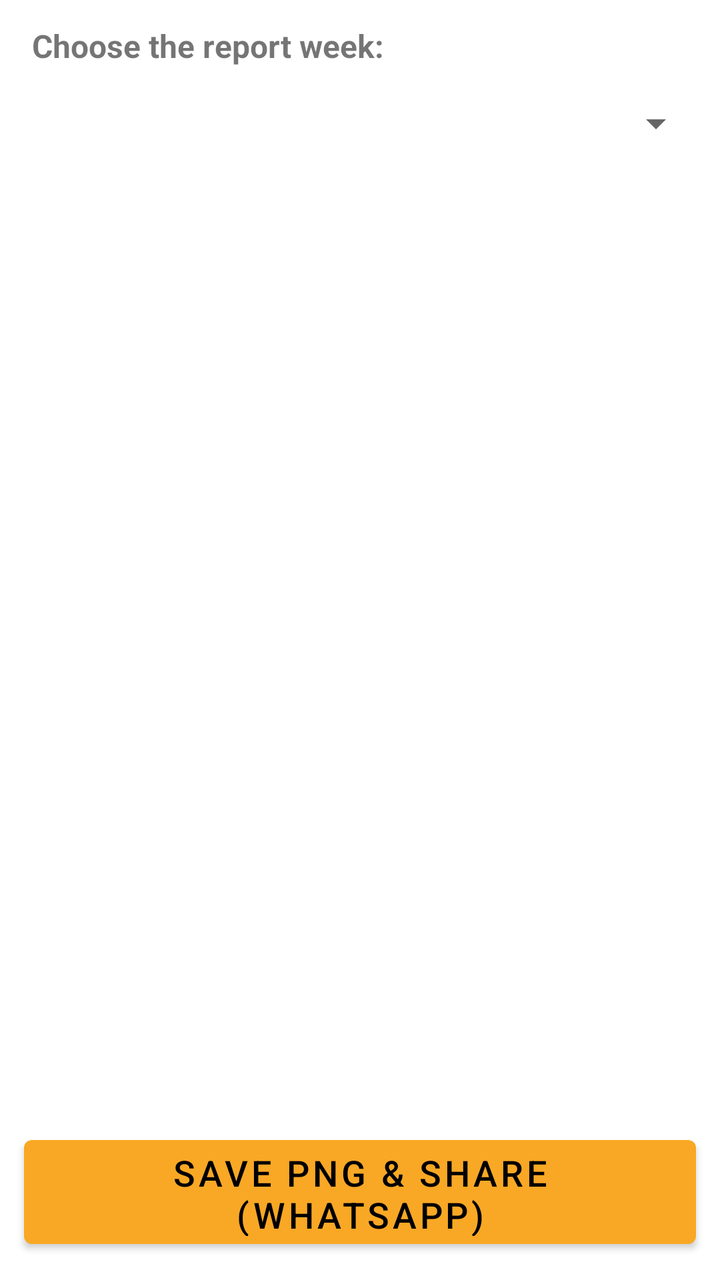
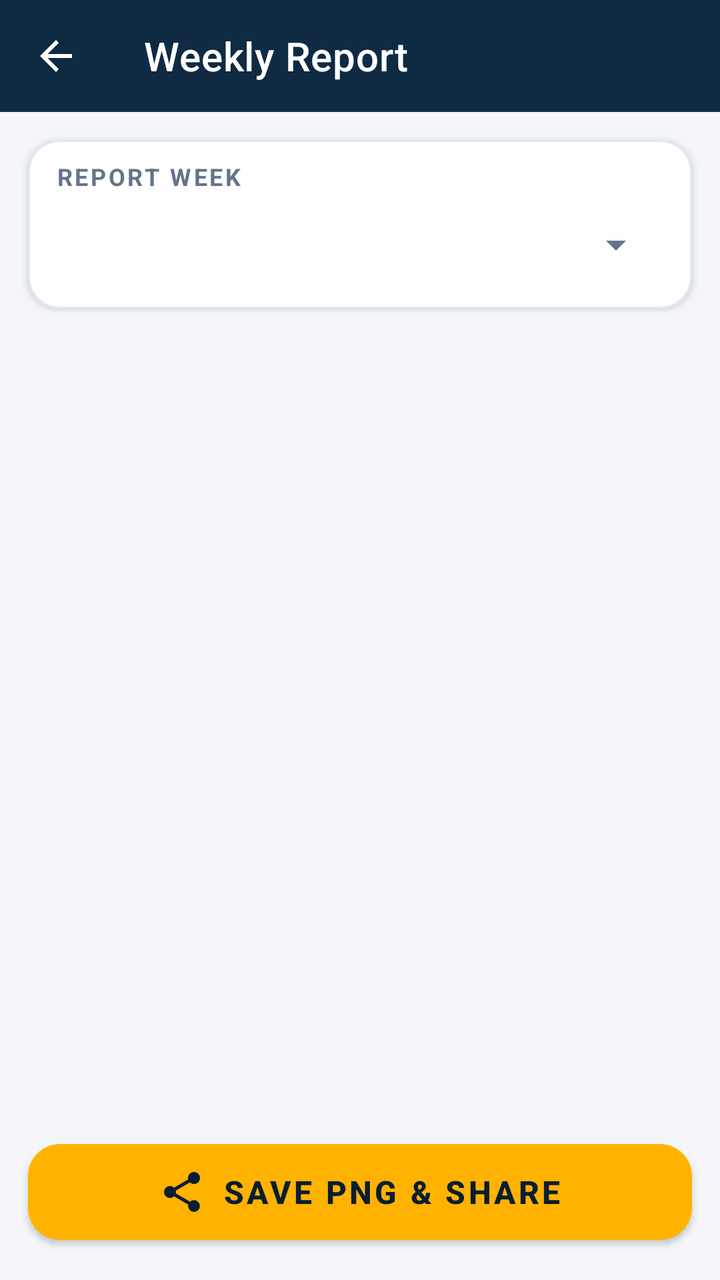

Compare the two renders of this Android layout. The source of the first and the diff that turns it into the second are given below.
<!-- AndroidManifest.xml: application theme Theme.DataEntryLift -->
<!-- res/layout/activity_report.xml -->
<?xml version="1.0" encoding="utf-8"?>
<LinearLayout xmlns:android="http://schemas.android.com/apk/res/android"
    android:layout_width="match_parent"
    android:layout_height="match_parent"
    android:orientation="vertical">

    <TextView
        android:layout_width="match_parent"
        android:layout_height="wrap_content"
        android:paddingStart="16dp"
        android:paddingEnd="16dp"
        android:paddingTop="12dp"
        android:text="@string/choose_period"
        android:textSize="16sp"
        android:textStyle="bold" />

    <Spinner
        android:id="@+id/periodSpinner"
        android:layout_width="match_parent"
        android:layout_height="56dp"
        android:layout_marginStart="8dp"
        android:layout_marginEnd="8dp" />

    <HorizontalScrollView
        android:layout_width="match_parent"
        android:layout_height="0dp"
        android:layout_weight="1">

        <ScrollView
            android:layout_width="wrap_content"
            android:layout_height="match_parent">

            <ImageView
                android:id="@+id/preview"
                android:layout_width="wrap_content"
                android:layout_height="wrap_content"
                android:adjustViewBounds="true"
                android:contentDescription="@string/report_preview"
                android:padding="8dp" />
        </ScrollView>
    </HorizontalScrollView>

    <com.google.android.material.button.MaterialButton
        android:id="@+id/btnShare"
        android:layout_width="match_parent"
        android:layout_height="64dp"
        android:layout_margin="12dp"
        android:text="@string/save_share"
        android:textSize="18sp" />

</LinearLayout>
<!-- resources referenced by this layout -->
<resources>
  <string name="choose_period">Choose the report week:</string>
  <string name="report_preview">Report preview</string>
  <string name="save_share">Save PNG &amp; Share (WhatsApp)</string>
  <style name="Theme.DataEntryLift" parent="Theme.MaterialComponents.Light.DarkActionBar">
          <item name="colorPrimary">@color/primary</item>
          <item name="colorPrimaryVariant">@color/primaryDark</item>
          <item name="colorOnPrimary">@android:color/black</item>
          <item name="colorSecondary">@color/secondary</item>
      </style>
  <color name="primary">#F9A825</color>
  <color name="primaryDark">#F57F17</color>
  <color name="secondary">#37474F</color>
</resources>

<!-- the commit's change to res/layout/activity_report.xml (unified diff, before → after) -->
@@ -1,51 +1,97 @@
 <?xml version="1.0" encoding="utf-8"?>
 <LinearLayout xmlns:android="http://schemas.android.com/apk/res/android"
+    xmlns:app="http://schemas.android.com/apk/res-auto"
     android:layout_width="match_parent"
     android:layout_height="match_parent"
+    android:background="@color/bg"
     android:orientation="vertical">
 
-    <TextView
+    <com.google.android.material.appbar.MaterialToolbar
+        android:id="@+id/toolbar"
+        android:layout_width="match_parent"
+        android:layout_height="?attr/actionBarSize"
+        android:background="@color/navy"
+        app:navigationIcon="@drawable/ic_back"
+        app:title="@string/title_report"
+        app:titleTextColor="@android:color/white" />
+
+    <com.google.android.material.card.MaterialCardView
         android:layout_width="match_parent"
         android:layout_height="wrap_content"
-        android:paddingStart="16dp"
-        android:paddingEnd="16dp"
-        android:paddingTop="12dp"
-        android:text="@string/choose_period"
-        android:textSize="16sp"
-        android:textStyle="bold" />
+        android:layout_margin="14dp"
+        app:cardBackgroundColor="@color/card"
+        app:cardCornerRadius="16dp"
+        app:cardElevation="2dp"
+        app:contentPaddingLeft="14dp"
+        app:contentPaddingRight="14dp"
+        app:contentPaddingTop="10dp"
+        app:contentPaddingBottom="6dp"
+        app:strokeColor="@color/divider"
+        app:strokeWidth="1dp">
 
-    <Spinner
-        android:id="@+id/periodSpinner"
-        android:layout_width="match_parent"
-        android:layout_height="56dp"
-        android:layout_marginStart="8dp"
-        android:layout_marginEnd="8dp" />
+        <LinearLayout
+            android:layout_width="match_parent"
+            android:layout_height="wrap_content"
+            android:orientation="vertical">
+
+            <TextView
+                android:layout_width="wrap_content"
+                android:layout_height="wrap_content"
+                android:letterSpacing="0.1"
+                android:text="@string/choose_period"
+                android:textColor="@color/textSecondary"
+                android:textSize="12sp"
+                android:textStyle="bold" />
+
+            <Spinner
+                android:id="@+id/periodSpinner"
+                android:layout_width="match_parent"
+                android:layout_height="52dp" />
+        </LinearLayout>
+    </com.google.android.material.card.MaterialCardView>
 
     <HorizontalScrollView
         android:layout_width="match_parent"
         android:layout_height="0dp"
+        android:layout_marginStart="14dp"
+        android:layout_marginEnd="14dp"
         android:layout_weight="1">
 
         <ScrollView
             android:layout_width="wrap_content"
             android:layout_height="match_parent">
 
-            <ImageView
-                android:id="@+id/preview"
+            <com.google.android.material.card.MaterialCardView
                 android:layout_width="wrap_content"
                 android:layout_height="wrap_content"
-                android:adjustViewBounds="true"
-                android:contentDescription="@string/report_preview"
-                android:padding="8dp" />
+                android:layout_marginBottom="8dp"
+                app:cardBackgroundColor="@color/card"
+                app:cardCornerRadius="12dp"
+                app:cardElevation="3dp">
+
+                <ImageView
+                    android:id="@+id/preview"
+                    android:layout_width="wrap_content"
+                    android:layout_height="wrap_content"
+                    android:adjustViewBounds="true"
+                    android:contentDescription="@string/report_preview" />
+            </com.google.android.material.card.MaterialCardView>
         </ScrollView>
     </HorizontalScrollView>
 
     <com.google.android.material.button.MaterialButton
         android:id="@+id/btnShare"
         android:layout_width="match_parent"
-        android:layout_height="64dp"
-        android:layout_margin="12dp"
+        android:layout_height="60dp"
+        android:layout_margin="14dp"
         android:text="@string/save_share"
-        android:textSize="18sp" />
+        android:textColor="@color/navyDark"
+        android:textSize="16sp"
+        android:textStyle="bold"
+        app:backgroundTint="@color/gold"
+        app:cornerRadius="16dp"
+        app:icon="@drawable/ic_share"
+        app:iconGravity="textStart"
+        app:iconTint="@color/navyDark" />
 
 </LinearLayout>
<!-- resource entries referenced after the edit -->
@@ -1,16 +1,51 @@
 <!-- resources referenced by this layout -->
 <resources>
-  <string name="choose_period">Choose the report week:</string>
+  <color name="bg">#F4F6F9</color>
+  <color name="card">#FFFFFF</color>
+  <color name="divider">#E2E8F0</color>
+  <color name="gold">#FFB300</color>
+  <color name="navy">#0F2A43</color>
+  <color name="navyDark">#0A1D30</color>
+  <color name="textSecondary">#64748B</color>
+  <!-- drawable ic_back (drawable) -->
+  <?xml version="1.0" encoding="utf-8"?>
+  <vector xmlns:android="http://schemas.android.com/apk/res/android"
+      android:width="24dp"
+      android:height="24dp"
+      android:viewportWidth="24"
+      android:viewportHeight="24">
+      <path
+          android:fillColor="#FFFFFF"
+          android:pathData="M20,11H7.83l5.59,-5.59L12,4l-8,8 8,8 1.41,-1.41L7.83,13H20v-2z" />
+  </vector>
+  <!-- drawable ic_share (drawable) -->
+  <?xml version="1.0" encoding="utf-8"?>
+  <vector xmlns:android="http://schemas.android.com/apk/res/android"
+      android:width="24dp"
+      android:height="24dp"
+      android:viewportWidth="24"
+      android:viewportHeight="24">
+      <path
+          android:fillColor="#0A1D30"
+          android:pathData="M18,16.08c-0.76,0 -1.44,0.3 -1.96,0.77L8.91,12.7c0.05,-0.23 0.09,-0.46 0.09,-0.7s-0.04,-0.47 -0.09,-0.7l7.05,-4.11c0.54,0.5 1.25,0.81 2.04,0.81 1.66,0 3,-1.34 3,-3s-1.34,-3 -3,-3 -3,1.34 -3,3c0,0.24 0.04,0.47 0.09,0.7L8.04,9.81C7.5,9.31 6.79,9 6,9c-1.66,0 -3,1.34 -3,3s1.34,3 3,3c0.79,0 1.5,-0.31 2.04,-0.81l7.12,4.16c-0.05,0.21 -0.08,0.43 -0.08,0.65 0,1.61 1.31,2.92 2.92,2.92 1.61,0 2.92,-1.31 2.92,-2.92s-1.31,-2.92 -2.92,-2.92z" />
+  </vector>
+  <string name="choose_period">REPORT WEEK</string>
   <string name="report_preview">Report preview</string>
-  <string name="save_share">Save PNG &amp; Share (WhatsApp)</string>
-  <style name="Theme.DataEntryLift" parent="Theme.MaterialComponents.Light.DarkActionBar">
-          <item name="colorPrimary">@color/primary</item>
-          <item name="colorPrimaryVariant">@color/primaryDark</item>
-          <item name="colorOnPrimary">@android:color/black</item>
-          <item name="colorSecondary">@color/secondary</item>
+  <string name="save_share">Save PNG &amp; Share</string>
+  <string name="title_report">Weekly Report</string>
+  <style name="Theme.DataEntryLift" parent="Theme.MaterialComponents.Light.NoActionBar">
+          <item name="colorPrimary">@color/navy</item>
+          <item name="colorPrimaryVariant">@color/navyDark</item>
+          <item name="colorOnPrimary">@android:color/white</item>
+          <item name="colorSecondary">@color/gold</item>
+          <item name="colorSecondaryVariant">@color/goldDeep</item>
+          <item name="colorOnSecondary">@color/navyDark</item>
+          <item name="android:statusBarColor">@color/navyDark</item>
+          <item name="android:windowBackground">@color/bg</item>
+          <item name="android:textColorPrimary">@color/textPrimary</item>
+          <item name="android:textColorSecondary">@color/textSecondary</item>
       </style>
-  <color name="primary">#F9A825</color>
-  <color name="primaryDark">#F57F17</color>
-  <color name="secondary">#37474F</color>
+  <color name="goldDeep">#B27500</color>
+  <color name="textPrimary">#16283A</color>
 </resources>
 
